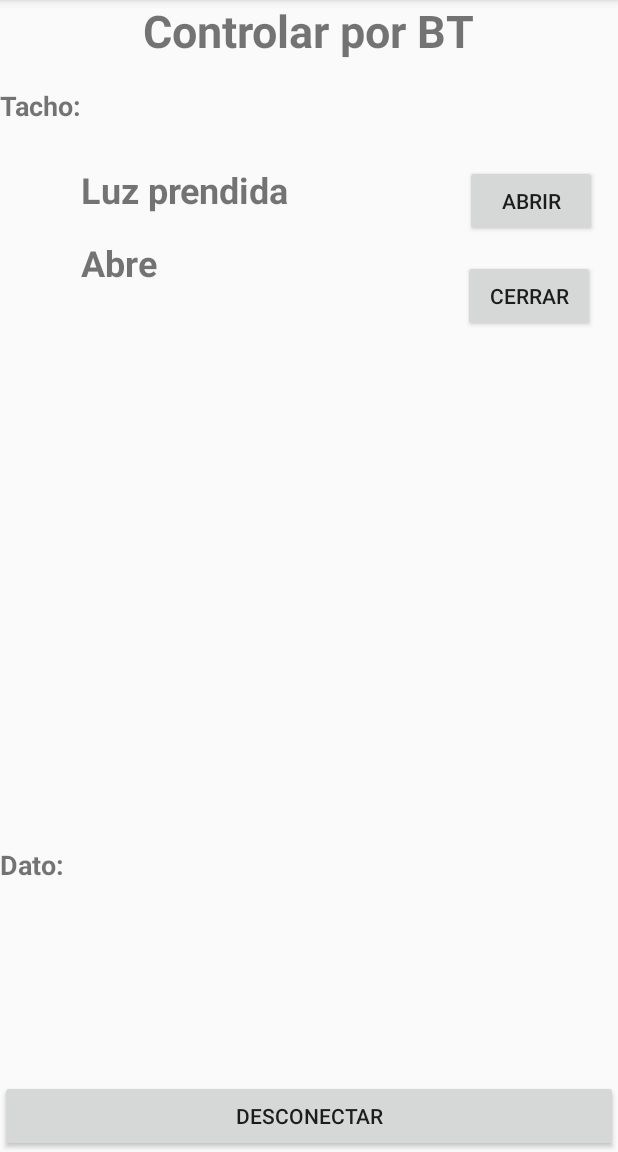
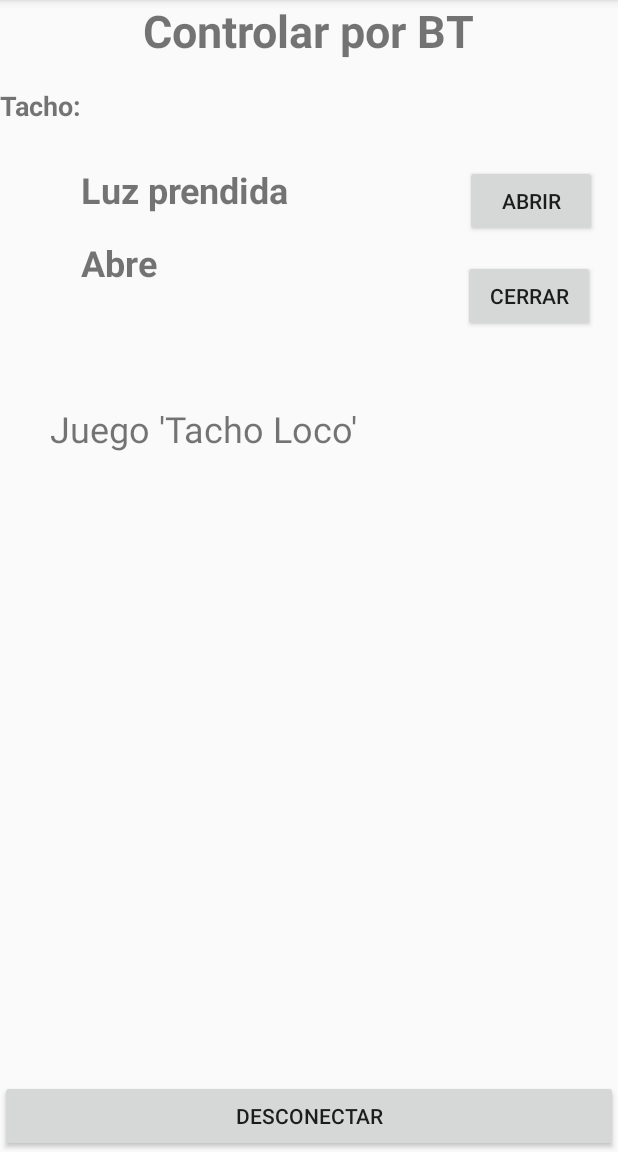
Before and after one commit to FabianNorbertoEscobar/SmartTrash, an Android app: the ControlarBT screen opened directly, with no data from a screen before it, on a phone screen of 412 x 824 dp, the part 84-1236 px from its top. Run offline under Robolectric (Android 15) with nearby library versions, the phone set to English and light mode, and no system bars; network calls fail; 6 statements that could not run were skipped.

Commit message:
Se agrega el control del giroscopo. Con este commit, ya tenemos una version principal de todos los sensores siendo sensados

```diff
--- a/Android/app/src/main/AndroidManifest.xml
+++ b/Android/app/src/main/AndroidManifest.xml
@@ -27,7 +27,8 @@
             </intent-filter>
         </activity>
         <activity android:name=".DispositivosBT" />
-        <activity android:name=".ControlarBT"></activity>
+        <activity android:name=".ControlarBT"
+            android:screenOrientation="portrait"></activity>
     </application>
 
 </manifest>
--- a/Android/app/src/main/java/smarttrashteam/smarttrash/ControlarBT.java
+++ b/Android/app/src/main/java/smarttrashteam/smarttrash/ControlarBT.java
@@ -24,7 +24,7 @@ import java.util.UUID;
 public class ControlarBT extends AppCompatActivity {
 
     Button BtnAbrirTacho, BtnCerrarTacho, BtnDesconectarBT;
-    TextView TxtDatos, TxtLuz, TxtSacudida;
+    TextView TxtDatos, TxtLuz, TxtSacudida, TxtTachoLoco;
 
     //-------------------------------------------
     Handler bluetoothIn;
@@ -34,9 +34,9 @@ public class ControlarBT extends AppCompatActivity {
     private StringBuilder DataStringIN = new StringBuilder();
     private ConnectedThread MiConeccionBT;
     private SensorManager sensorManager;
-    private SensorEventListener sensorProximidadListener;
+    private SensorEventListener sensorProximidadListener, sensorGiroscopoListener;
     private DetectorSacudida DetectorSacudida;
-    private Sensor SensorProximidad, SensorAcelerometro;
+    private Sensor SensorProximidad, SensorAcelerometro, SensorGiroscopo;
 
     // Identificador unico de servicio - SPP UUID
     private static final UUID BTMODULEUUID = UUID.fromString("00001101-0000-1000-8000-00805F9B34FB");
@@ -55,13 +55,15 @@ public class ControlarBT extends AppCompatActivity {
         TxtDatos = findViewById(R.id.IdTxtDatos);
         TxtLuz = findViewById((R.id.IdTxtLuz));
         TxtSacudida = findViewById(R.id.IdTxtSacudida);
+        TxtTachoLoco = findViewById(R.id.IdTxtTachoLoco);
 
         //Se usa el SensorManager para el control de los sensores
         sensorManager = (SensorManager) getSystemService(SENSOR_SERVICE);
         //Se obtiene el sensor de proximidad
         SensorProximidad = sensorManager.getDefaultSensor(Sensor.TYPE_PROXIMITY);
         SensorAcelerometro = sensorManager.getDefaultSensor(Sensor.TYPE_ACCELEROMETER);
-        VerificarEstadoSensorProximidad();
+        SensorGiroscopo = sensorManager.getDefaultSensor(Sensor.TYPE_GYROSCOPE);
+        VerificarEstadoSensores();
 
         bluetoothIn = new Handler() {
             public void handleMessage(android.os.Message msg) {
@@ -108,7 +110,7 @@ public class ControlarBT extends AppCompatActivity {
                 finish();
             }
         });
-        //-------------FIN LISTENERS----
+        //-------------FIN LISTENERS----------
     }
 
     private BluetoothSocket createBluetoothSocket(BluetoothDevice device) throws IOException
@@ -166,8 +168,7 @@ public class ControlarBT extends AppCompatActivity {
             public void onAccuracyChanged(Sensor sensor, int i) {
             }
         };
-        sensorManager.registerListener(sensorProximidadListener,
-                SensorProximidad, 2 * 1000 * 1000);
+        sensorManager.registerListener(sensorProximidadListener, SensorProximidad, 2 * 1000 * 1000);
         //----------FIN---Comportamiento sensor proximidad
 
         //----------Comportamiento sensor aceleración
@@ -186,6 +187,28 @@ public class ControlarBT extends AppCompatActivity {
         sensorManager.registerListener(DetectorSacudida, SensorAcelerometro, SensorManager.SENSOR_DELAY_UI);
         //----------FIN---Comportamiento sensor aceleración
 
+        //----------Comportamiento sensor giróscopo
+        sensorGiroscopoListener = new SensorEventListener() {
+            @Override
+            public void onSensorChanged(SensorEvent sensorEvent) {
+//                String msg = "0: " + sensorEvent.values[0] + "\n" +
+//                        "1: " + sensorEvent.values[1] + "\n" +
+//                        "2: " + sensorEvent.values[2] + "\n";
+//                TxtTachoLoco.setText(msg);
+                if(sensorEvent.values[2] > 0.5f) { // anticlockwise
+                    TxtTachoLoco.setVisibility(View.VISIBLE);
+                } else if(sensorEvent.values[2] < -0.5f) { // clockwise
+                    TxtTachoLoco.setVisibility(View.INVISIBLE);
+                }
+            }
+
+            @Override
+            public void onAccuracyChanged(Sensor sensor, int i) {
+            }
+        };
+        sensorManager.registerListener(sensorGiroscopoListener, SensorGiroscopo, SensorManager.SENSOR_DELAY_GAME);
+        //----------FIN---Comportamiento sensor giróscopo
+
         //----------FIN SENSORES--------
     }
 
@@ -203,9 +226,15 @@ public class ControlarBT extends AppCompatActivity {
     }
 
 
-    private void VerificarEstadoSensorProximidad(){
+    private void VerificarEstadoSensores(){
         if(SensorProximidad == null) {
             Toast.makeText(getBaseContext(), "El dispositivo no posee sensor de proximidad", Toast.LENGTH_LONG).show();
+        }
+        if(SensorGiroscopo == null) {
+            Toast.makeText(getBaseContext(), "El dispositivo no posee giróscopo", Toast.LENGTH_LONG).show();
+        }
+        if(SensorAcelerometro == null) {
+            Toast.makeText(getBaseContext(), "El dispositivo no posee acelerómetro", Toast.LENGTH_LONG).show();
         }
     }
 
--- a/Android/app/src/main/res/layout/menu_controlar_bt.xml
+++ b/Android/app/src/main/res/layout/menu_controlar_bt.xml
@@ -34,11 +34,11 @@
         android:layout_height="wrap_content"
         android:layout_alignParentStart="true"
         android:layout_alignParentBottom="true"
-        android:layout_marginStart="0dp"
-        android:layout_marginBottom="179dp"
+        android:layout_marginBottom="87dp"
         android:text="Dato:"
         android:textSize="18sp"
-        android:textStyle="bold" />
+        android:textStyle="bold"
+        android:visibility="invisible" />
 
     <Button
         android:id="@+id/IdBtnDesconectar"
@@ -60,10 +60,8 @@
         android:id="@+id/IdTituloControlarTapa"
         android:layout_width="match_parent"
         android:layout_height="wrap_content"
-        android:layout_alignParentStart="true"
-        android:layout_alignParentTop="true"
-        android:layout_marginStart="0dp"
-        android:layout_marginTop="58dp"
+        android:layout_below="@+id/textView2"
+        android:layout_marginTop="17dp"
         android:text="Tacho:"
         android:textSize="18sp"
         android:textStyle="bold" />
@@ -107,4 +105,20 @@
         android:textSize="24sp"
         android:textStyle="bold" />
 
+    <TextView
+        android:id="@+id/IdTxtTachoLoco"
+        android:layout_width="wrap_content"
+        android:layout_height="31dp"
+        android:layout_below="@+id/IdTxtSacudida"
+        android:layout_alignParentStart="true"
+        android:layout_alignParentLeft="true"
+        android:layout_alignParentBottom="true"
+        android:layout_marginStart="33dp"
+        android:layout_marginLeft="33dp"
+        android:layout_marginTop="78dp"
+        android:layout_marginBottom="213dp"
+        android:text="Juego 'Tacho Loco'"
+        android:textSize="24sp"
+        android:visibility="visible" />
+
 </RelativeLayout>
```
